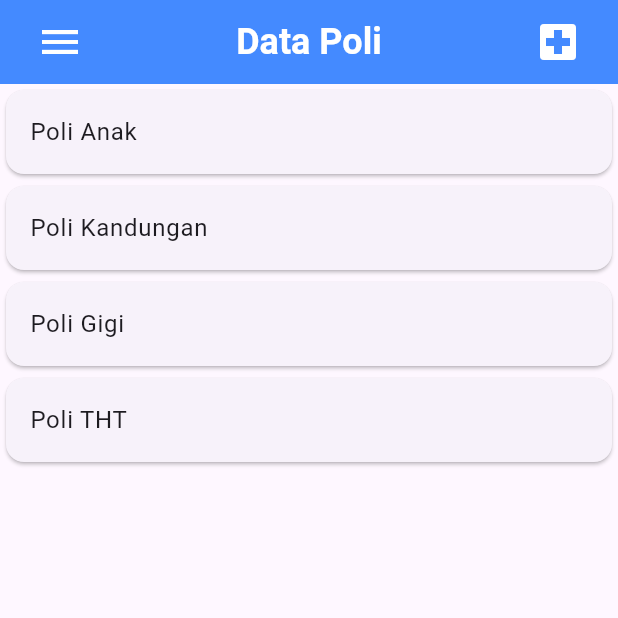
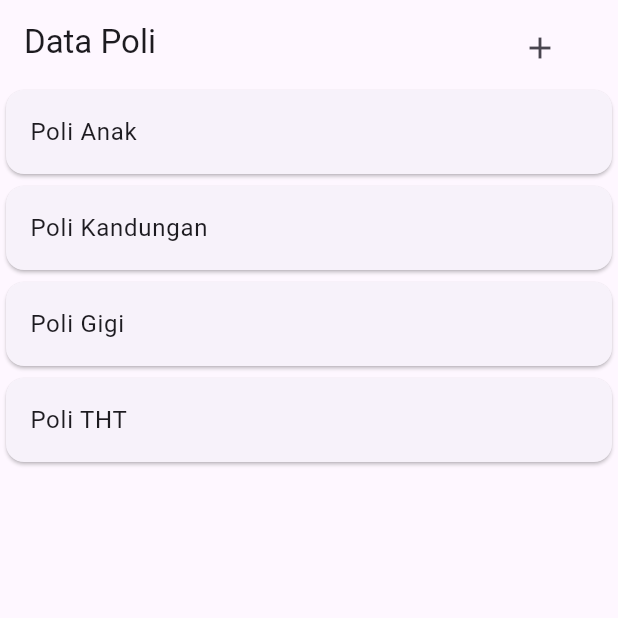
Before and after one commit to Dewan22blue-hawk/mobile-apps-klinik, a Flutter app: the screen it shows after launch, on a phone screen of 412 x 824 dp, the top half of it. Run offline on Flutter 3.47's test engine with Material 3 defaults, Android fonts, the phone set to English and light mode, and no system bars.

Commit message:
Menambahkan Tugas Pertemuan 6

```diff
--- /dev/null
+++ b/lib/ui/poli_item.dart
@@ -0,0 +1,40 @@
+// Mengimpor paket yang diperlukan
+import 'package:flutter/material.dart';
+
+// Mengimpor definisi dan implementasi kelas Poli dari file poli.dart
+import '../model/poli.dart';
+
+// Mengimpor halaman detail poli dari file poli_detail.dart
+import 'poli_detail.dart';
+
+class PoliItem extends StatelessWidget {
+  final Poli poli;
+
+  // Konstruktor untuk kelas PoliItem
+  const PoliItem({Key? key, required this.poli});
+
+  @override
+  Widget build(BuildContext context) {
+    return GestureDetector(
+      // Menggunakan GestureDetector untuk mendeteksi interaksi pengguna
+      child: Card(
+        // Menggunakan Card untuk membuat kotak dengan bayangan
+        child: ListTile(
+          // Menggunakan ListTile untuk membuat tampilan item poli dalam bentuk daftar
+          title: Text("${poli.namaPoli}"), // Menampilkan teks nama poli
+        ),
+      ),
+      onTap: () {
+        // Aksi saat item poli ditekan/ditap
+        Navigator.push(
+          context,
+          MaterialPageRoute(
+            builder: (context) => PoliDetail(
+                poli:
+                    poli), // Navigasi ke halaman detail poli dengan memberikan data poli
+          ),
+        );
+      },
+    );
+  }
+}
--- a/lib/ui/poli_page.dart
+++ b/lib/ui/poli_page.dart
@@ -1,117 +1,64 @@
+// Import Flutter Material package untuk menggunakan widget dan komponen dari Flutter
 import 'package:flutter/material.dart';
-import 'package:flutter/widgets.dart';
+
+// Import model Poli untuk digunakan dalam halaman PoliPage
 import '../model/poli.dart';
+
+// Import halaman PoliDetail untuk menavigasi ke detail poli
 import 'poli_detail.dart';
 
+// Import item poli (PoliItem) untuk menampilkan item poli dalam daftar
+import 'poli_item.dart';
+
+// Import halaman PoliForm untuk menampilkan formulir penambahan poli
+import 'poli_form.dart';
+
+// Kelas PoliPage merupakan StatefulWidget untuk menampilkan halaman data poli
 class PoliPage extends StatefulWidget {
-  const PoliPage(
-      {Key? key}); // 1. Deklarasi kelas PoliPage yang merupakan StatefulWidget
+  // Konstruktor untuk PoliPage
+  const PoliPage({Key? key}) : super(key: key);
 
+  // Membuat state baru untuk PoliPage
   @override
-  State<PoliPage> createState() =>
-      _PoliPageState(); // 2. Membuat dan mengembalikan objek _PoliPageState
+  State<PoliPage> createState() => _PoliPageState();
 }
 
+// Kelas _PoliPageState merupakan state dari PoliPage
 class _PoliPageState extends State<PoliPage> {
+  // Metode build untuk menampilkan tampilan halaman data poli
   @override
   Widget build(BuildContext context) {
+    // Mengembalikan scaffold yang berisi halaman data poli
     return Scaffold(
+      // Menampilkan app bar dengan judul "Data Poli"
       appBar: AppBar(
-        title: Row(
-          mainAxisAlignment: MainAxisAlignment.spaceBetween,
-          children: [
-            Container(
-              decoration: BoxDecoration(
-                color: Colors.blueAccent,
-                borderRadius: BorderRadius.circular(12.0),
-              ),
-              child: IconButton(
-                onPressed: () {},
-                icon: Icon(
-                  Icons.menu,
-                  size: 32,
-                  color: Colors.white,
-                ),
-              ),
-            ),
-            Text(
-              "Data Poli",
-              style: TextStyle(fontSize: 24.0, fontWeight: FontWeight.bold),
-            ),
-            IconButton(
-                onPressed: () {},
-                icon: Icon(
-                  Icons.local_hospital,
-                  size: 32,
-                  color: Colors.white,
-                ))
-          ],
-        ),
-        backgroundColor: Colors.blueAccent,
-        titleTextStyle: TextStyle(color: Colors.white),
-      ), // 4. Menampilkan judul "Detail Poli" pada AppBar, // 3. Menampilkan judul "Data Poli" pada AppBar
+        title: const Text("Data Poli"),
+        // Menambahkan tombol tambah untuk menampilkan formulir penambahan poli
+        actions: [
+          GestureDetector(
+            // Menampilkan icon tambah
+            child: Container(
+                padding: EdgeInsets.only(right: 20.0),
+                margin: EdgeInsets.all(20.0),
+                child: Icon(Icons.add)),
+            // Menetapkan aksi untuk menavigasi ke halaman PoliForm saat tombol tambah ditekan
+            onTap: () {
+              Navigator.push(
+                context,
+                MaterialPageRoute(builder: (context) => PoliForm()),
+              );
+            },
+          )
+        ],
+      ),
+      // Menampilkan ListView untuk menampilkan daftar poli
       body: ListView(
         children: [
-          GestureDetector(
-            child: Card(
-              child: ListTile(
-                title: const Text(
-                    "Poli Anak"), // 4. Menampilkan teks "Poli Anak" di dalam ListTile
-              ),
-            ),
-            onTap: () {
-              Poli poliAnak = new Poli(namaPoli: "Poli Anak");
-              Navigator.push(
-                  context,
-                  MaterialPageRoute(
-                      builder: (context) => PoliDetail(poli: poliAnak)));
-            },
-          ),
-          GestureDetector(
-            child: Card(
-              child: ListTile(
-                title: const Text(
-                    "Poli Kandungan"), // 5. Menampilkan teks "Poli Kandungan" di dalam ListTile
-              ),
-            ),
-            onTap: () {
-              Poli poliKandungan = new Poli(namaPoli: "Poli Kandungan");
-              Navigator.push(
-                  context,
-                  MaterialPageRoute(
-                      builder: (context) => PoliDetail(poli: poliKandungan)));
-            },
-          ),
-          GestureDetector(
-            child: Card(
-              child: ListTile(
-                title: const Text(
-                    "Poli Gigi"), // 6. Menampilkan teks "Poli Gigi" di dalam ListTile
-              ),
-            ),
-            onTap: () {
-              Poli poliGigi = new Poli(namaPoli: "Poli Gigi Dokter Gigi");
-              Navigator.push(
-                  context,
-                  MaterialPageRoute(
-                      builder: (context) => PoliDetail(poli: poliGigi)));
-            },
-          ),
-          GestureDetector(
-            child: Card(
-              child: ListTile(
-                title: const Text(
-                    "Poli THT"), // 7. Menampilkan teks "Poli THT" di dalam ListTile
-              ),
-            ),
-            onTap: () {
-              Poli poliTht = new Poli(namaPoli: "Poli THT");
-              Navigator.push(
-                  context,
-                  MaterialPageRoute(
-                      builder: (context) => PoliDetail(poli: poliTht)));
-            },
-          ),
+          // Menampilkan item poli untuk setiap poli dalam daftar
+          PoliItem(poli: Poli(namaPoli: "Poli Anak")),
+          PoliItem(poli: Poli(namaPoli: "Poli Kandungan")),
+          PoliItem(poli: Poli(namaPoli: "Poli Gigi")),
+          PoliItem(poli: Poli(namaPoli: "Poli THT")),
         ],
       ),
     );
```
Also changed, not shown: lib/ui/poli_form.dart (added, +64 -0 lines).
